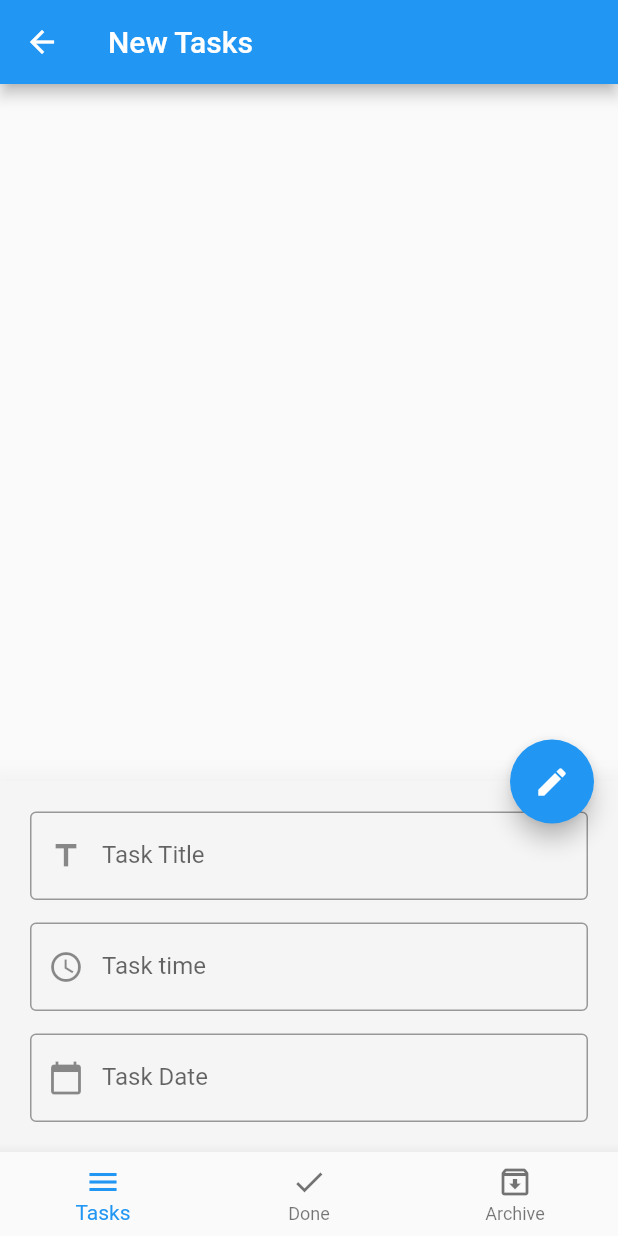
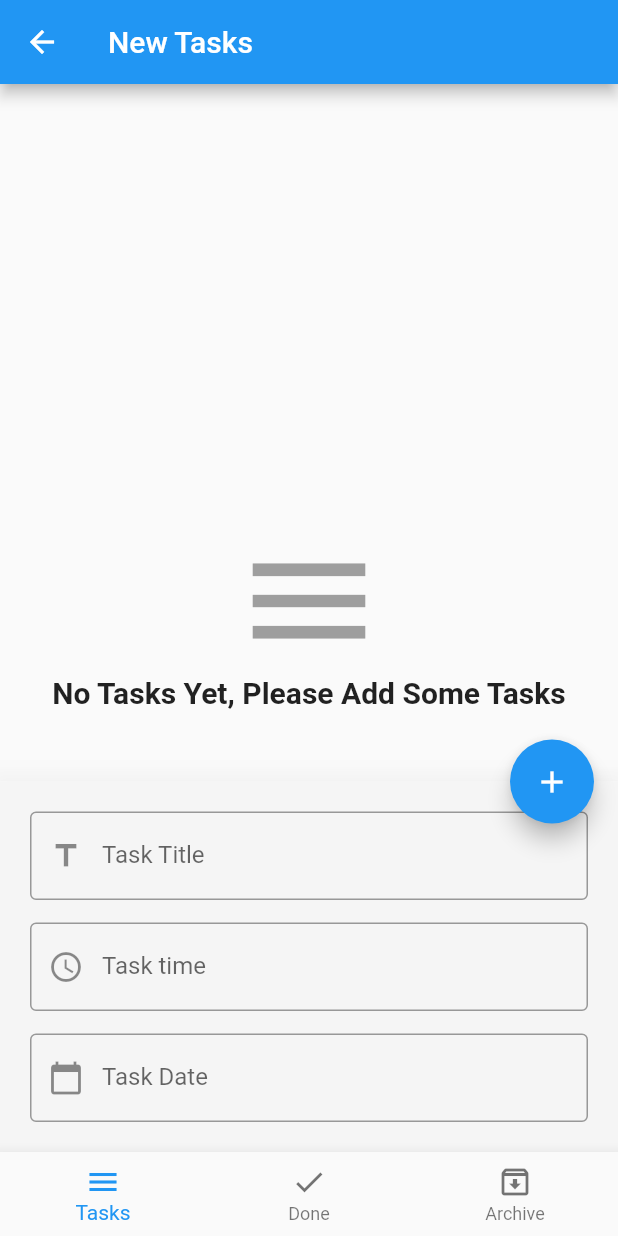
Before and after one commit to maati96/DailyTasks-App, a Flutter app: the screen it shows after launch, after a tap on the "edit" icon, on a phone screen of 412 x 824 dp. Run offline on Flutter 3.47's test engine with Material 2 defaults, Android fonts, the light colour scheme and no system bars; our stand-ins replace bloc, conditional_builder, flutter_bloc, sqflite; accounts and stored records are empty.

Commit message:
add update tasks & delete tasks & finsh app

```diff
--- a/lib/layout/home_layout.dart
+++ b/lib/layout/home_layout.dart
@@ -1,32 +1,28 @@
 import 'package:conditional_builder/conditional_builder.dart';
 import 'package:daily_tasks/sheared/components.dart';
-import 'package:daily_tasks/sheared/constants.dart';
 import 'package:daily_tasks/sheared/cubit/cubit.dart';
 import 'package:daily_tasks/sheared/cubit/states.dart';
 import 'package:flutter/material.dart';
 import 'package:flutter_bloc/flutter_bloc.dart';
 import 'package:intl/intl.dart';
-import 'package:sqflite/sqflite.dart';
 
 class HomeLayout extends StatelessWidget {
-
-  Database database;
   var scaffoldKey = GlobalKey<ScaffoldState>();
   var formkey = GlobalKey<FormState>();
-  bool isBottomSheetShown = false;
-  IconData fabIcon = Icons.edit;
+
   var titleController = TextEditingController();
   var timeController = TextEditingController();
   var dateController = TextEditingController();
 
-
   @override
   Widget build(BuildContext context) {
     return BlocProvider(
-      create: (BuildContext context) => AppCubit(),
+      create: (BuildContext context) => AppCubit()..createDatabase(),
       child: BlocConsumer<AppCubit, AppStates>(
-        listener: (BuildContext context,AppStates state) {
-          // TODO: implement listener
+        listener: (BuildContext context, AppStates state) {
+          if(state is AppInsertDatabaseState) {
+            Navigator.pop(context);
+          }
         },
         builder: (context, state) {
           AppCubit cubit = AppCubit.get(context);
@@ -38,35 +34,23 @@ class HomeLayout extends StatelessWidget {
               ),
             ),
             body: ConditionalBuilder(
-              condition: true,
+              condition: state is! AppGetDatabaseLoadingState,
               builder: (context) => cubit.screens[cubit.currentIndex],
-              fallback: (context) =>
-                  Center(
+              fallback: (context) => Center(
                 child: CircularProgressIndicator(),
               ),
             ),
             floatingActionButton: FloatingActionButton(
               onPressed: () {
-                if (isBottomSheetShown) {
+                if (cubit.isBottomSheetShown) {
                   if (formkey.currentState.validate()) {
-                    insertToDatabase(
-                      date: dateController.text,
-                      time: timeController.text,
-                      title: titleController.text,
-                    ).then((value) =>
-                    {
-                      getDataFromDatabase(database).then(
-                            (value) {
-                          Navigator.pop(context);
-                        },
-                      )
-                    });
+                    cubit.insertToDatabase(title: titleController.text, time: timeController.text, date: dateController.text);
+
                   }
                 } else {
                   scaffoldKey.currentState
                       .showBottomSheet(
-                        (context) =>
-                        Container(
+                        (context) => Container(
                           color: Colors.grey[100],
                           padding: EdgeInsets.all(
                             20.0,
@@ -147,13 +131,13 @@ class HomeLayout extends StatelessWidget {
                       )
                       .closed
                       .then((value) {
-                    isBottomSheetShown = false;
+                    cubit.changeBottomSheetState(isShow: false, icon: Icons.edit,);
                   });
-                  isBottomSheetShown = true;
+                  cubit.changeBottomSheetState(isShow: true, icon: Icons.add,);
                 }
               },
               child: Icon(
-                fabIcon,
+                cubit.fabIcon,
               ),
             ),
             bottomNavigationBar: BottomNavigationBar(
@@ -190,53 +174,5 @@ class HomeLayout extends StatelessWidget {
     );
   }
 
-  void createDatabase() async {
-    database = await openDatabase(
-      'todo.db',
-      version: 1,
-      onCreate: (database, version) {
-        print('database created');
-        database
-            .execute(
-            'CREATE TABLE tasks (id INTEGER PRIMARY KEY, title TEXT, date TEXT, time TEXT, status TEXT)')
-            .then((value) {
-          print('table created');
-        }).catchError(
-              (error) {
-            print('Error when creating tables ${error.toString()}');
-          },
-        );
-      },
-      onOpen: (database) {
-        print('database opend');
-        getDataFromDatabase(database).then(
-              (value) {
 
-          },
-        );
-      },
-    );
 }
-
-  Future insertToDatabase({
-    @required String title,
-    @required String time,
-    @required String date,
-  }) async {
-    return await database.transaction((txn) {
-      txn
-          .rawInsert(
-          'INSERT INTO tasks(title, date, time, status) VALUES("$title", "$time", "$date", "new")')
-          .then((value) {
-        print('$value inserted successfully');
-      }).catchError((error) {
-        print('Error when inserting new record ${error.toString()}');
-      });ذ
-      return null;
-    });
-  }
-
-  Future<List<Map>> getDataFromDatabase(database) async {
-    return await database.rawQuery('SELECT * FROM tasks');
-  }
-}
--- a/lib/modules/archived_tasks/archived_tasks_screen.dart
+++ b/lib/modules/archived_tasks/archived_tasks_screen.dart
@@ -1,8 +1,20 @@
+import 'package:daily_tasks/sheared/components.dart';
+import 'package:daily_tasks/sheared/cubit/cubit.dart';
+import 'package:daily_tasks/sheared/cubit/states.dart';
 import 'package:flutter/material.dart';
+import 'package:flutter_bloc/flutter_bloc.dart';
 
 class ArchivedTasksScreen extends StatelessWidget {
   @override
   Widget build(BuildContext context) {
-    return Container();
+    return BlocConsumer<AppCubit, AppStates>(
+      listener: (context, state) {
+        // TODO: implement listener
+      },
+      builder: (context, state) {
+        var tasks = AppCubit.get(context).archivedTasks;
+        return tasksBuilder(tasks: tasks);
+      },
+    );
   }
 }
--- a/lib/modules/done_tasks/done_tasks_screen.dart
+++ b/lib/modules/done_tasks/done_tasks_screen.dart
@@ -1,8 +1,21 @@
+import 'package:daily_tasks/sheared/components.dart';
+import 'package:daily_tasks/sheared/cubit/cubit.dart';
+import 'package:daily_tasks/sheared/cubit/states.dart';
 import 'package:flutter/material.dart';
+import 'package:flutter_bloc/flutter_bloc.dart';
 
 class DoneTasksScreen extends StatelessWidget {
   @override
   Widget build(BuildContext context) {
-    return Container();
+    return BlocConsumer<AppCubit, AppStates>(
+      listener: (context, state) {
+        // TODO: implement listener
+      },
+      builder: (context, state) {
+        var tasks = AppCubit.get(context).doneTasks;
+        return tasksBuilder(tasks: tasks);
+      },
+    );
+
   }
 }
--- a/lib/modules/new_tasks/new_tasks_screen.dart
+++ b/lib/modules/new_tasks/new_tasks_screen.dart
@@ -1,18 +1,22 @@
+import 'package:conditional_builder/conditional_builder.dart';
 import 'package:daily_tasks/sheared/components.dart';
 import 'package:daily_tasks/sheared/constants.dart';
+import 'package:daily_tasks/sheared/cubit/cubit.dart';
+import 'package:daily_tasks/sheared/cubit/states.dart';
 import 'package:flutter/material.dart';
+import 'package:flutter_bloc/flutter_bloc.dart';
 
 class NewTasksScreen extends StatelessWidget {
   @override
   Widget build(BuildContext context) {
-    return ListView.separated(
-      itemBuilder: (context, index) => buildTaskItem(tasks[index]),
-      separatorBuilder: (context, index) => Container(
-        width: double.infinity,
-        height: 1.0,
-        color: Colors.grey[300],
-      ),
-      itemCount: tasks.length,
+    return BlocConsumer<AppCubit, AppStates>(
+      listener: (context, state) {
+        // TODO: implement listener
+      },
+      builder: (context, state) {
+        var tasks = AppCubit.get(context).newTasks;
+        return tasksBuilder(tasks: tasks);
+      },
     );
   }
 }
--- a/lib/sheared/components.dart
+++ b/lib/sheared/components.dart
@@ -1,3 +1,5 @@
+import 'package:conditional_builder/conditional_builder.dart';
+import 'package:daily_tasks/sheared/cubit/cubit.dart';
 import 'package:flutter/material.dart';
 
 Widget defaultButton({
@@ -68,7 +70,9 @@ Widget defaultFormField({
       ),
     );
 
-Widget buildTaskItem(Map model) => Padding(
+Widget buildTaskItem(Map model, context) => Dismissible(
+  key: Key(model['id'].toString()),
+  child: Padding(
         padding: const EdgeInsets.all(20.0),
         child: Row(
           children: [
@@ -81,7 +85,8 @@ Widget buildTaskItem(Map model) => Padding(
             SizedBox(
               width: 20.0,
             ),
-          Column(
+            Expanded(
+              child: Column(
                 mainAxisSize: MainAxisSize.min,
                 crossAxisAlignment: CrossAxisAlignment.start,
                 children: [
@@ -100,6 +105,44 @@ Widget buildTaskItem(Map model) => Padding(
                   ),
                 ],
               ),
+            ),
+            SizedBox(
+              width: 20.0,
+            ),
+            IconButton(icon: Icon(Icons.check_box,color: Colors.green,), onPressed: () {
+                  AppCubit.get(context).updateData(status: 'done', id: model['id'],);
+            },),
+            IconButton(icon: Icon(Icons.archive, color: Colors.black45,), onPressed: () {
+              AppCubit.get(context).updateData(status: 'archive', id: model['id'],);
+            },),
           ],
         ),
+      ),
+  onDismissed: (direction) {
+      AppCubit.get(context).deleteData(id: model['id'],);
+  },
 );
+
+
+Widget tasksBuilder({@required List<Map> tasks,}) => ConditionalBuilder(
+  condition: tasks.length > 0,
+  builder: (context) => ListView.separated(
+    itemBuilder: (context, index) => buildTaskItem(tasks[index], context),
+    separatorBuilder: (context, index) =>
+        Container(
+          width: double.infinity,
+          height: 1.0,
+          color: Colors.grey[300],
+        ),
+    itemCount: tasks.length,
+  ),
+  fallback: (context) => Center(
+    child: Column(
+      mainAxisAlignment: MainAxisAlignment.center,
+      children: [
+        Icon(Icons.menu,size: 100.0, color: Colors.grey,),
+        Text('No Tasks Yet, Please Add Some Tasks', style: TextStyle(fontSize: 20.0, fontWeight: FontWeight.bold),),
+      ],
+    ),
+  ),
+);
--- a/lib/sheared/constants.dart
+++ /dev/null
@@ -1 +0,0 @@
-List<Map> tasks = [];
--- a/lib/sheared/cubit/cubit.dart
+++ b/lib/sheared/cubit/cubit.dart
@@ -5,11 +5,19 @@ import 'package:daily_tasks/modules/new_tasks/new_tasks_screen.dart';
 import 'package:daily_tasks/sheared/cubit/states.dart';
 import 'package:flutter/material.dart';
 import 'package:flutter_bloc/flutter_bloc.dart';
+import 'package:sqflite/sqflite.dart';
 
 class AppCubit extends Cubit<AppStates> {
   AppCubit() : super(AppInitialState());
   static AppCubit get(context) => BlocProvider.of(context);
   int currentIndex = 0;
+  bool isBottomSheetShown = false;
+  IconData fabIcon = Icons.edit;
+  Database database;
+  List<Map> newTasks = [];
+  List<Map> doneTasks = [];
+  List<Map> archivedTasks = [];
+
   List<Widget> screens = [
     NewTasksScreen(),
     ArchivedTasksScreen(),
@@ -24,7 +32,98 @@ class AppCubit extends Cubit<AppStates> {
 
   void changeIndex(int index) {
     currentIndex = index;
-    emit(AppChangeButtomNavBarState());
+    emit(AppChangeBottomNavBarState());
   }
 
+  void createDatabase()  {
+     openDatabase(
+      'todo.db',
+      version: 1,
+      onCreate: (database, version) {
+        print('database created');
+        database
+            .execute(
+            'CREATE TABLE tasks (id INTEGER PRIMARY KEY, title TEXT, date TEXT, time TEXT, status TEXT)')
+            .then((value) {
+          print('table created');
+        }).catchError(
+              (error) {
+            print('Error when creating tables ${error.toString()}');
+          },
+        );
+      },
+      onOpen: (database) {
+
+        getDataFromDatabase(database);
+        print('database opened');
+      },
+    ).then((value) {
+      database = value;
+      emit(AppCreateDatabaseState());
+     });
+  }
+
+ insertToDatabase({
+    @required String title,
+    @required String time,
+    @required String date,
+  }) async {
+    await database.transaction((txn) {
+      txn.rawInsert(
+          'INSERT INTO tasks(title, date, time, status) VALUES("$title", "$date", "$time", "new")')
+          .then((value) {
+        print('$value inserted successfully');
+        emit(AppInsertDatabaseState());
+
+        getDataFromDatabase(database);
+      }).catchError((error) {
+        print('Error when inserting new record ${error.toString()}');
+      });
+      return null;
+    });
+  }
+
+  void getDataFromDatabase(database)  {
+    newTasks = [];
+    doneTasks = [];
+    archivedTasks = [];
+    emit(AppGetDatabaseLoadingState());
+    database.rawQuery('SELECT * FROM tasks').then(
+          (value) {
+        value.forEach((element) {
+          if(element['status'] == 'new')
+            newTasks.add(element);
+          else if(element['status'] == 'done')
+            doneTasks.add(element);
+          else archivedTasks.add(element);
+        });
+        emit(AppGetDatabaseState());
+      },
+    );
+  }
+
+  void updateData({@required String status, @required int id}) async {
+    database.rawUpdate('UPDATE tasks SET status = ? WHERE id = ?', ['$status', id]).then((value) {
+      getDataFromDatabase(database);
+      emit(AppUpdateDatabaseState());
+    });
+  }
+
+  void deleteData({@required int id}) async {
+    database.rawDelete('DELETE FROM tasks WHERE id = ?', [id]).then((value) {
+      getDataFromDatabase(database);
+      emit(AppDeleteDatabaseState());
+    });
+  }
+
+  void changeBottomSheetState({
+  @required bool isShow, @required IconData icon,
+}) {
+    isBottomSheetShown = isShow;
+    fabIcon = icon;
+    emit(AppChangeBottomSheetState());
+  }
+
+
+
 }
--- a/lib/sheared/cubit/states.dart
+++ b/lib/sheared/cubit/states.dart
@@ -2,6 +2,11 @@ abstract class AppStates {}
 
 class AppInitialState extends AppStates {}
 class AppCreateState extends AppStates {}
-class AppChangeButtomNavBarState extends AppStates {
-
-}
+class AppChangeBottomNavBarState extends AppStates {}
+class AppCreateDatabaseState extends AppStates {}
+class AppGetDatabaseState extends AppStates {}
+class AppInsertDatabaseState extends AppStates {}
+class AppUpdateDatabaseState extends AppStates {}
+class AppDeleteDatabaseState extends AppStates {}
+class AppGetDatabaseLoadingState extends AppStates {}
+class AppChangeBottomSheetState extends AppStates {}
```
Lines whose indentation alone changed are shown as unchanged.
